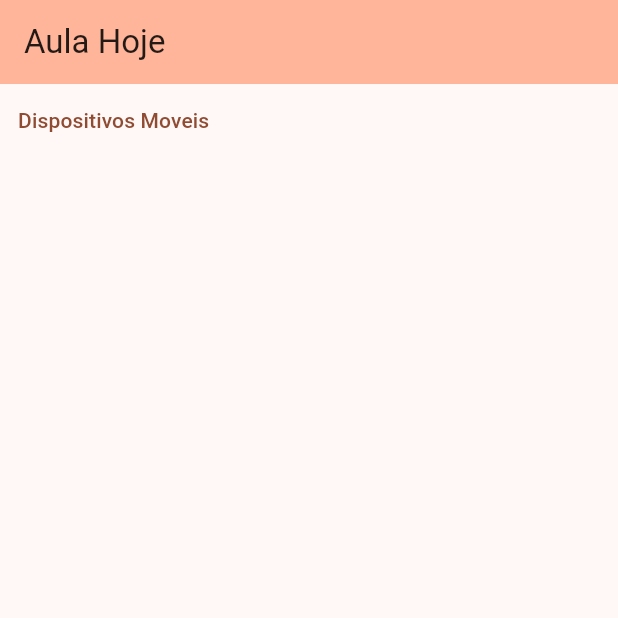
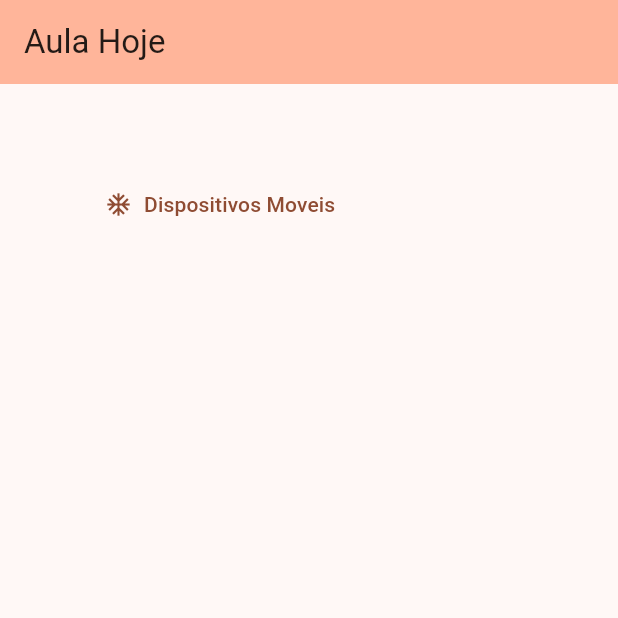
Before and after one commit to FrancisCarolina/inicialFlutter, a Flutter app: the screen it shows after launch, on a phone screen of 412 x 824 dp, the top half of it. Run offline on Flutter 3.47's test engine with Material 2 defaults, Android fonts, the phone set to English and light mode, and no system bars; missing offline and left inert: dart:html.

Commit message:
botao de texto com icone

```diff
--- a/inicial/lib/home.dart
+++ b/inicial/lib/home.dart
@@ -19,9 +19,11 @@ class _MyHomePageState extends State<MyHomePage> {
         title: Text('Aula Hoje'),
         backgroundColor: Theme.of(context).colorScheme.inversePrimary,
       ),
-      body: TextButton(
+      body: TextButton.icon(
         onPressed: () {},
-        child: Text('Dispositivos Moveis'),
+        icon: Icon(Icons.ac_unit),
+        label: Text('Dispositivos Moveis'),
+        style: TextButton.styleFrom(padding: EdgeInsets.all(70)),
       ),
     );
   }
```
